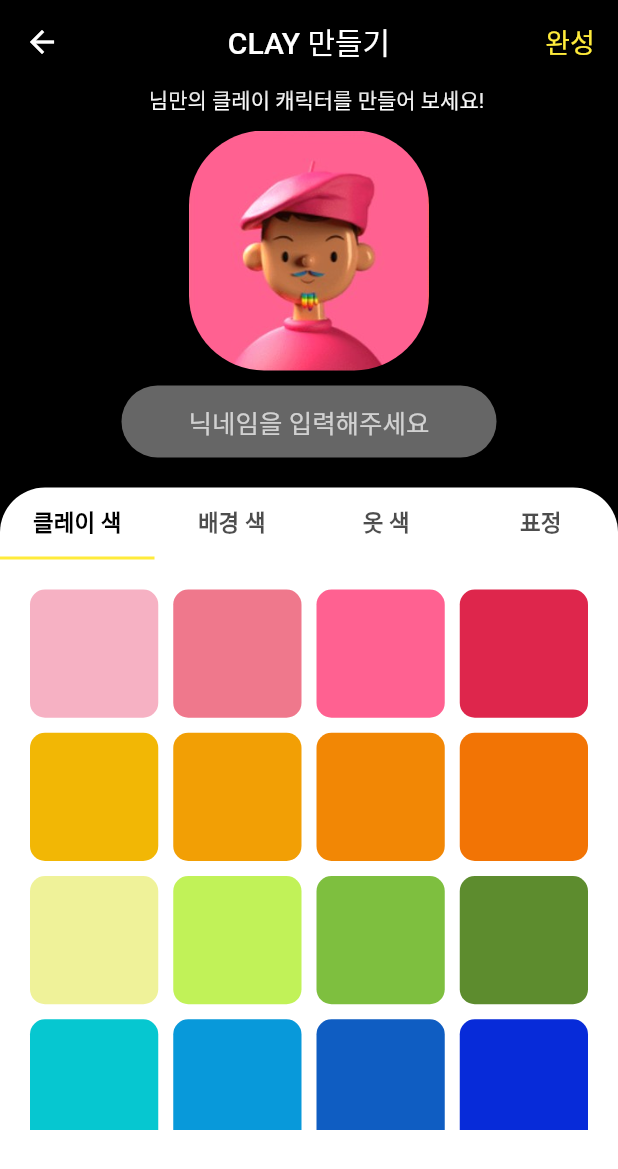
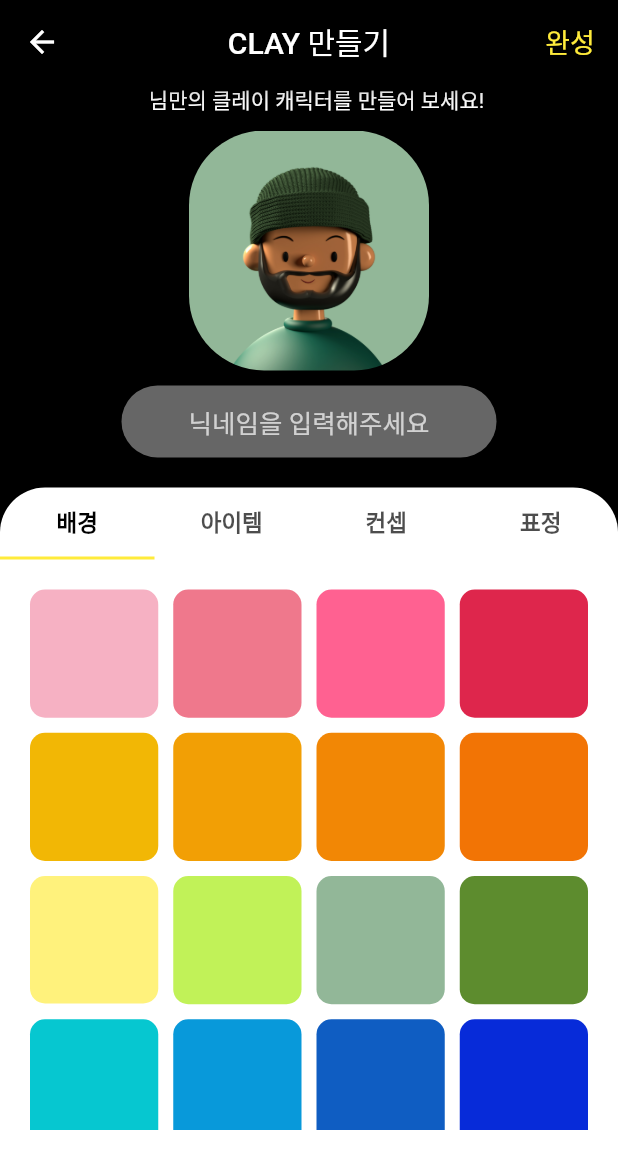
Before and after one commit to Wevivor/Hackathon, a Flutter app: the screen it shows once a user with an empty profile is signed in, on a phone screen of 412 x 824 dp. Shown: the top 1169 px of the screen. Run offline on Flutter 3.47's test engine with Material 2 defaults, Android fonts, the phone set to English and light mode, and no system bars; our stand-ins replace carousel_slider, cloud_firestore, draggable_home, firebase_auth, firebase_core, flutter_signin_button and 2 more; missing offline and left inert: background_app_bar, metadata_fetch, receive_sharing_intent; accounts and stored records are empty.

Commit message:
[mdf]_screen_soyun_soyun

```diff
--- a/lib/screen/makeclay_screen.dart
+++ b/lib/screen/makeclay_screen.dart
@@ -9,8 +9,14 @@ import 'package:cloud_firestore/cloud_firestore.dart';
 final _firestore = FirebaseFirestore.instance;
 String newNickname = "";
 
-class MakeClay extends StatelessWidget {
+class MakeClay extends StatefulWidget {
   static String id = "makeclay_screen";
+
+  @override
+  _MakeClayState createState() => _MakeClayState();
+}
+
+class _MakeClayState extends State<MakeClay> {
   @override
   Widget build(BuildContext context) {
     return Scaffold(
@@ -104,15 +110,7 @@ class MakeClay extends StatelessWidget {
                 ),
               ),
               //완성된 캐릭터
-              ClipRRect(
-                borderRadius: BorderRadius.circular(50.0),
-                child: Image.asset(
-                  'images/pink.jpg',
-                  width: 160.0,
-                  height: 160.0,
-                  fit: BoxFit.fill,
-                ),
-              ),
+              imageClay(imagePath: 'images/clay/basic.png'),
               SizedBox(height: 10.0),
               Container(
                 width: 250,
@@ -163,12 +161,12 @@ class MakeClay extends StatelessWidget {
                       labelStyle:
                           TextStyle(fontSize: 15, fontWeight: FontWeight.bold),
                       tabs: [
-                        Tab(text: "클레이 색"),
+                        Tab(text: "배경"),
                         Tab(
-                          text: "배경 색",
+                          text: "아이템",
                         ),
                         Tab(
-                          text: "옷 색",
+                          text: "컨셉",
                         ),
                         Tab(
                           text: "표정",
@@ -203,8 +201,30 @@ class MakeClay extends StatelessWidget {
   }
 }
 
+class imageClay extends StatelessWidget {
+  imageClay({required this.imagePath});
+  var imagePath = "";
+  @override
+  Widget build(BuildContext context) {
+    return ClipRRect(
+      borderRadius: BorderRadius.circular(50.0),
+      child: Image.asset(
+        imagePath,
+        width: 160.0,
+        height: 160.0,
+        fit: BoxFit.fill,
+      ),
+    );
+  }
+}
+
 //커스텀버튼 누르면 나올 하단 커스텀 창
-class FaceScreen extends StatelessWidget {
+class FaceScreen extends StatefulWidget {
+  @override
+  _FaceScreenState createState() => _FaceScreenState();
+}
+
+class _FaceScreenState extends State<FaceScreen> {
   @override
   Widget build(BuildContext context) {
     return GridView.count(
@@ -262,11 +282,24 @@ class FaceScreen extends StatelessWidget {
               color: Color(0xfff27405),
               borderRadius: BorderRadius.all(Radius.circular(10))),
         ),
-        Container(
-          padding: const EdgeInsets.all(8),
-          decoration: BoxDecoration(
-              color: Color(0xffeff299),
-              borderRadius: BorderRadius.all(Radius.circular(10))),
+        RawMaterialButton(
+          padding: const EdgeInsets.all(0),
+          onPressed: () {
+            setState(() {
+              imageClay(imagePath: 'images/clay/background2.png');
+            });
+          },
+          child: Column(
+            children: [
+              Container(
+                height: 85,
+                padding: const EdgeInsets.all(8),
+                decoration: BoxDecoration(
+                    color: Color(0xfffff27c),
+                    borderRadius: BorderRadius.all(Radius.circular(10))),
+              ),
+            ],
+          ),
         ),
         Container(
           padding: const EdgeInsets.all(8),
@@ -277,7 +310,7 @@ class FaceScreen extends StatelessWidget {
         Container(
           padding: const EdgeInsets.all(8),
           decoration: BoxDecoration(
-              color: Color(0xff7ebf3f),
+              color: Color(0xff92b798),
               borderRadius: BorderRadius.all(Radius.circular(10))),
         ),
         Container(
--- a/pubspec.yaml
+++ b/pubspec.yaml
@@ -78,6 +78,7 @@ flutter:
     - images/cook/
     - images/startup/
     - images/trip/
+    - images/clay/
     - images/a1.png
     - images/a2.png
     - images/a3.png
```
Also changed, not shown: lib/screen/arrange_screen.dart (+17 -3 lines), lib/screen/share_screen.dart (+101 -101 lines), images/clay/background2.png (added), images/clay/basic.png (added), images/clay/concept1p.png (added), images/clay/concept2s.png (added), images/clay/moza3.png (added), images/clay/moza4.png (added).
